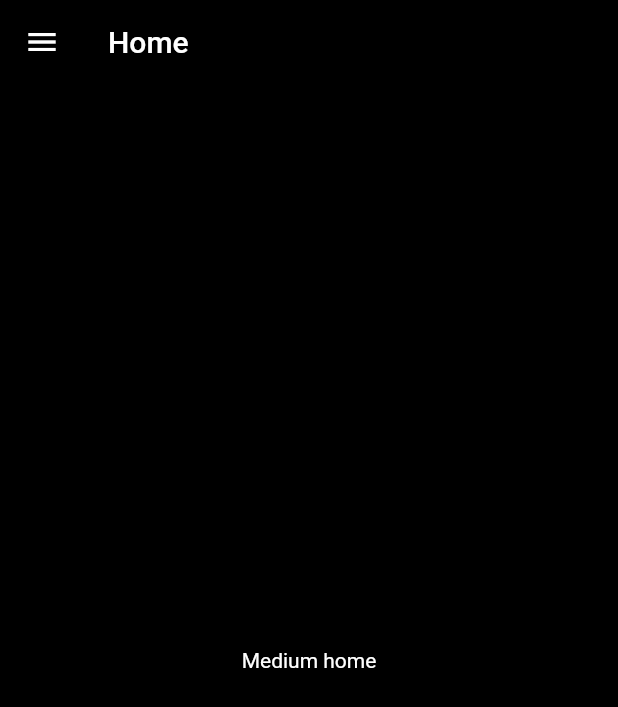
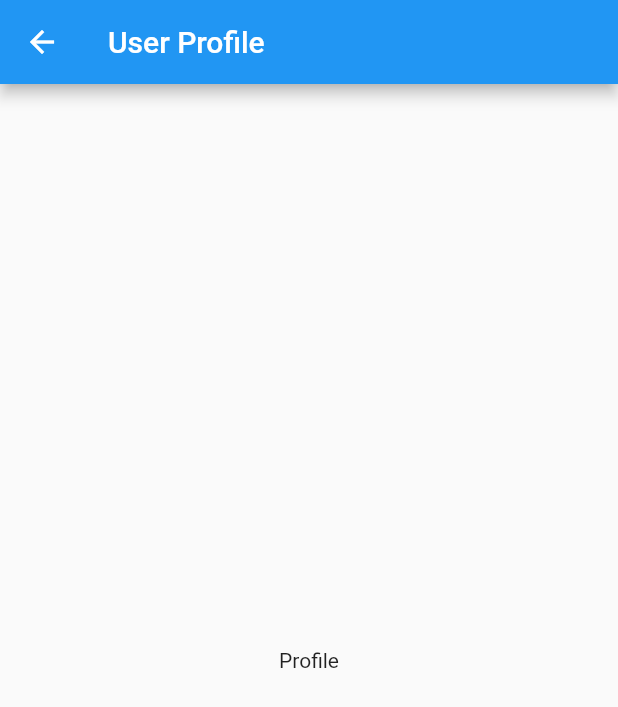
Before and after one commit to 2knal/Medium-clone, a Flutter app: the screen it shows after launch, in the side drawer, after a tap on "Profile", on a phone screen of 412 x 824 dp. Shown: the top 707 px of the screen. Run offline on Flutter 3.47's test engine with Material 2 defaults, Android fonts, the phone set to English and light mode, and no system bars.

Commit message:
Add drawer options
Unified theme (darkTheme), added basic navigation.

```diff
--- a/lib/drawer/drawerContents.dart
+++ b/lib/drawer/drawerContents.dart
@@ -8,17 +8,13 @@ class DrawerContents extends StatelessWidget {
 			padding: EdgeInsets.zero,
 			children: <Widget>[
 				DrawerHeader(
-					child: Text(
-						'Drawer Header',
-						style: TextStyle(color: Colors.white),
-					),
+					child: Icon(Icons.account_circle, size: 150.0,),
 					decoration: BoxDecoration(
-						color: Colors.black87,
+						color: Colors.black45,
 					),
 				),
 				Container(
-
-					color: Colors.black45,
+					//color: Colors.black45,
 					child: Column(
 						children: <Widget>[
 							ListTile(
@@ -26,7 +22,7 @@ class DrawerContents extends StatelessWidget {
 									'Profile',
 								),
 								onTap: () {
-									Navigator.pop(context);
+									Navigator.pushNamed(context, "/profile");
 								},
 							),
 							ListTile(
@@ -34,7 +30,7 @@ class DrawerContents extends StatelessWidget {
 									'Followers',
 								),
 								onTap: () {
-									Navigator.pop(context);
+									Navigator.pushNamed(context, "/follower");
 								},
 							),
 							ListTile(
@@ -42,7 +38,7 @@ class DrawerContents extends StatelessWidget {
 									'Folowing',
 								),
 								onTap: () {
-									Navigator.pop(context);
+									Navigator.pushNamed(context, "/following");
 								},
 							),
 						],
--- /dev/null
+++ b/lib/drawer/profile.dart
@@ -0,0 +1,25 @@
+import 'package:flutter/material.dart';
+
+class Profile extends StatelessWidget {
+
+	@override
+	Widget build(BuildContext context) {
+		return MaterialApp(
+			darkTheme: ThemeData(
+				brightness: Brightness.dark
+			),
+			home: Scaffold(
+				appBar: AppBar(
+					title: Text('User Profile'),
+				    automaticallyImplyLeading: true,
+					leading: IconButton(icon:Icon(Icons.arrow_back),
+						onPressed:() => Navigator.pop(context, false),
+					)
+				),
+				body: Center(
+					child: Text('Profile'),
+				),
+			),
+		);
+	}
+}
--- a/lib/home.dart
+++ b/lib/home.dart
@@ -1,5 +1,8 @@
 import 'package:flutter/material.dart';
 import './drawer/drawerContents.dart';
+import './drawer/profile.dart';
+import './drawer/follower.dart';
+import './drawer/following.dart';
 
 class Home extends StatefulWidget {
 	@override
@@ -12,14 +15,22 @@ class _HomeState extends State<Home> {
 	Widget build(BuildContext context) {
 		return MaterialApp(
 			title: 'Medium',
+			routes: {
+				'/profile': (BuildContext context) => Profile(),
+				'/follower': (BuildContext context) => Follower(),
+				'/following': (BuildContext context) => Following()
+			},
+      		darkTheme: ThemeData(
+				brightness: Brightness.dark
+			),
 			home: Scaffold(
 				drawer: Drawer(
 					child: DrawerContents()
 				),
-				backgroundColor: Colors.black,
+				// backgroundColor: Colors.black,
 				appBar: AppBar(
 					title: Text('Home'),
-					backgroundColor: Colors.black,
+					//backgroundColor: Colors.black,
 					leading: Builder(
 						builder: (context) => IconButton(
 							icon: Icon(Icons.menu),
@@ -30,7 +41,7 @@ class _HomeState extends State<Home> {
 				body: Center(
 					child: Text(
 						'Medium home',
-						style: TextStyle(color: Colors.white),
+						// style: TextStyle(color: Colors.white),
 					),
 				),
 			)
--- a/pubspec.yaml
+++ b/pubspec.yaml
@@ -43,6 +43,7 @@ flutter:
   # To add assets to your application, add an assets section, like this:
   assets:
    - images/splash_screen.jpeg
+   - images/profile.jpg
 
   # An image asset can refer to one or more resolution-specific "variants", see
   # https://flutter.dev/assets-and-images/#resolution-aware.
```
Also changed, not shown: lib/drawer/follower.dart (added, +25 -0 lines), lib/drawer/following.dart (added, +25 -0 lines), images/profile.jpg (added), 2 other files.
